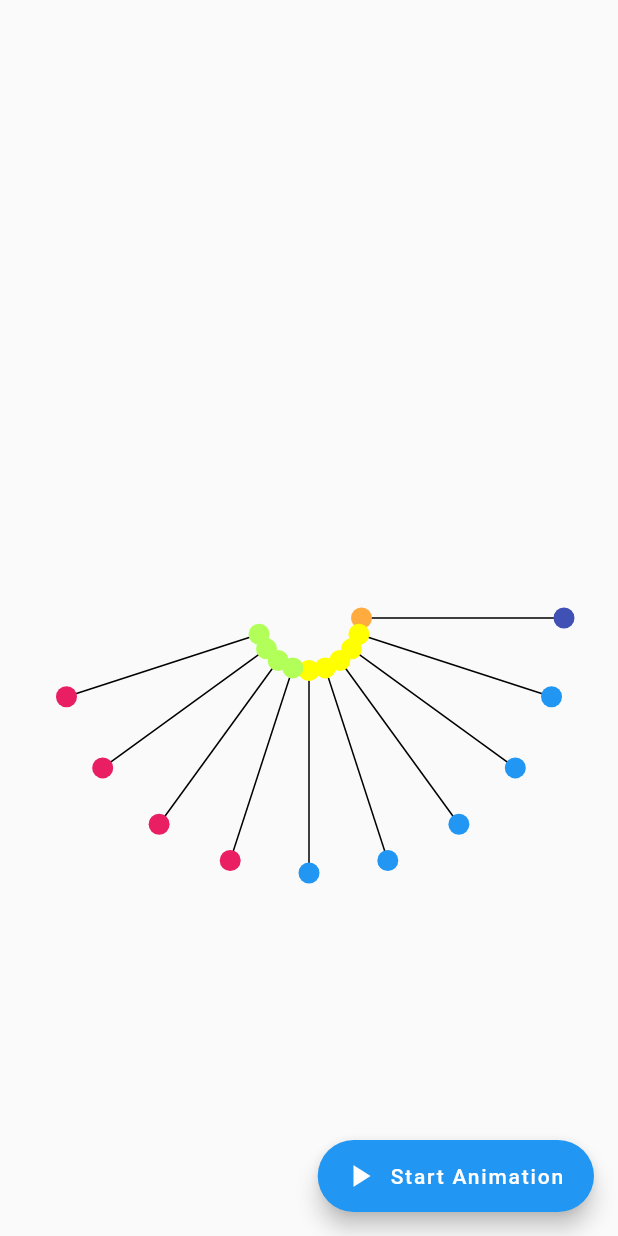
After one commit to cscoderr/flutter_advance, a Flutter app: the screen it shows after launch, after a tap on "Start Animation", on a phone screen of 412 x 824 dp. The commit adds this screen. Run offline on Flutter 3.47's test engine with Material 2 defaults, Android fonts, the phone set to English and light mode, and no system bars.

Commit message:
feat: add rainbow stick animation

```diff
--- a/lib/main.dart
+++ b/lib/main.dart
@@ -1,5 +1,6 @@
-import 'package:animation_playground/water_wave_animation/water_wave_animation_page.dart';
 import 'package:flutter/material.dart';
+
+import 'rainbow_sticks_rotation_animation/rainbow_sticks.dart';
 
 void main() {
   runApp(const MyApp());
@@ -14,8 +15,9 @@ class MyApp extends StatelessWidget {
     return MaterialApp(
       debugShowCheckedModeBanner: false,
       title: 'Flutter Advance',
-      theme: ThemeData.dark(),
-      home: const WaterWaveAnimationPage(),
+      theme: ThemeData.light(),
+      darkTheme: ThemeData.dark(),
+      home: const RainbowSticksPage(),
     );
   }
 }
--- /dev/null
+++ b/lib/rainbow_sticks_rotation_animation/rainbow_sticks.dart
@@ -0,0 +1 @@
+export 'view/rainbow_sticks_page.dart';
--- /dev/null
+++ b/lib/rainbow_sticks_rotation_animation/view/rainbow_sticks_page.dart
@@ -0,0 +1,176 @@
+import 'dart:math' as math;
+
+import 'package:flutter/material.dart';
+
+class RainbowSticksPage extends StatefulWidget {
+  const RainbowSticksPage({super.key});
+
+  @override
+  State<RainbowSticksPage> createState() => _RainbowSticksPageState();
+}
+
+class _RainbowSticksPageState extends State<RainbowSticksPage>
+    with SingleTickerProviderStateMixin {
+  late AnimationController _animationController;
+  late Animation _rotationAnimation;
+  @override
+  void initState() {
+    super.initState();
+    _animationController = AnimationController(
+        vsync: this, duration: const Duration(milliseconds: 500));
+    _rotationAnimation = TweenSequence([
+      TweenSequenceItem(
+          tween: Tween(begin: 0.radians, end: 360.radians), weight: 1)
+    ]).animate(
+      CurvedAnimation(
+        parent: _animationController,
+        curve: Curves.linear,
+      ),
+    );
+    // _animationController.repeat();
+
+    _animationController.addListener(() {
+      setState(() {});
+    });
+  }
+
+  @override
+  void dispose() {
+    super.dispose();
+    _animationController.dispose();
+  }
+
+  @override
+  Widget build(BuildContext context) {
+    return Scaffold(
+      body: CustomPaint(
+        painter: CiclePainter(
+          animationController: _animationController,
+          rotation: _rotationAnimation.value,
+        ),
+        size: MediaQuery.of(context).size,
+      ),
+      floatingActionButton: FloatingActionButton.extended(
+        onPressed: () {
+          print(_animationController.status);
+          if (_animationController.status == AnimationStatus.completed) {
+            _animationController.reset();
+          } else {
+            _animationController.forward();
+          }
+        },
+        label: const Text('Start Animation'),
+        icon: const Icon(Icons.play_arrow),
+      ),
+    );
+  }
+}
+
+class CiclePainter extends CustomPainter {
+  CiclePainter({
+    required this.animationController,
+    required this.rotation,
+  });
+  final AnimationController animationController;
+  final double rotation;
+
+  @override
+  void paint(Canvas canvas, Size size) {
+    final linePaint = Paint()
+      ..color = Colors.black
+      ..strokeWidth = 1;
+
+    double innerCircleRadius = 35;
+    double outerCircleRaius = 170;
+    double count = 20;
+    final angleStep = (math.pi * 2) / count;
+
+    final center = size.center(Offset.zero);
+
+    final animation = Tween(begin: 0, end: math.pi);
+
+    for (var i = 0; i < 10; i++) {
+      final angle = i * angleStep;
+
+      final x = center.dx + math.cos(angle) * innerCircleRadius;
+      final y = center.dy + math.sin(angle) * innerCircleRadius;
+
+      final outerX = center.dx + math.cos(angle) * outerCircleRaius;
+      final outerY = center.dy + math.sin(angle) * outerCircleRaius;
+
+      final midX = (x + outerX) / 2;
+      final midY = (y + outerY) / 2;
+
+      final animation0 = animation.animate(
+        CurvedAnimation(
+          parent: animationController,
+          curve: Interval(
+            (i / 20) * 0.5,
+            1.0,
+          ),
+        ),
+      );
+
+      canvas
+        ..save()
+        ..translate(midX, midY)
+        ..rotate(animation0.value.toDouble())
+        ..translate(-midX, -midY);
+
+      canvas.drawLine(
+        Offset(x, y),
+        Offset(outerX, outerY),
+        linePaint,
+      );
+
+      canvas.drawCircle(
+        Offset(x, y),
+        7,
+        Paint()..color = _innerColor(i),
+      );
+
+      canvas.drawCircle(
+        Offset(outerX, outerY),
+        7,
+        Paint()..color = _outerColor(i),
+      );
+      canvas.restore();
+    }
+  }
+
+  @override
+  bool shouldRepaint(covariant CustomPainter oldDelegate) => true;
+
+  Color _innerColor(int index) {
+    if (index > 0 && index <= 5) {
+      return Colors.blue;
+    } else if (index > 5 && index <= 10) {
+      return Colors.pink;
+    } else if (index > 10 && index <= 15) {
+      return Colors.cyan;
+    } else {
+      return Colors.indigo;
+    }
+  }
+
+  Color _outerColor(int index) {
+    if (index > 0 && index <= 5) {
+      return Colors.yellowAccent;
+    } else if (index > 5 && index <= 10) {
+      return Colors.lightGreenAccent;
+    } else if (index > 10 && index <= 15) {
+      return Colors.redAccent;
+    } else {
+      return Colors.orangeAccent;
+    }
+  }
+}
+
+Offset toPolar(Offset center, double radians, double radius) {
+  return center +
+      Offset(radius * math.cos(radians), radius * math.sin(radians));
+}
+
+extension NumX<T extends num> on T {
+  double get radians => (this * math.pi) / 180.0;
+}
```
Also changed, not shown: 2 other files.
